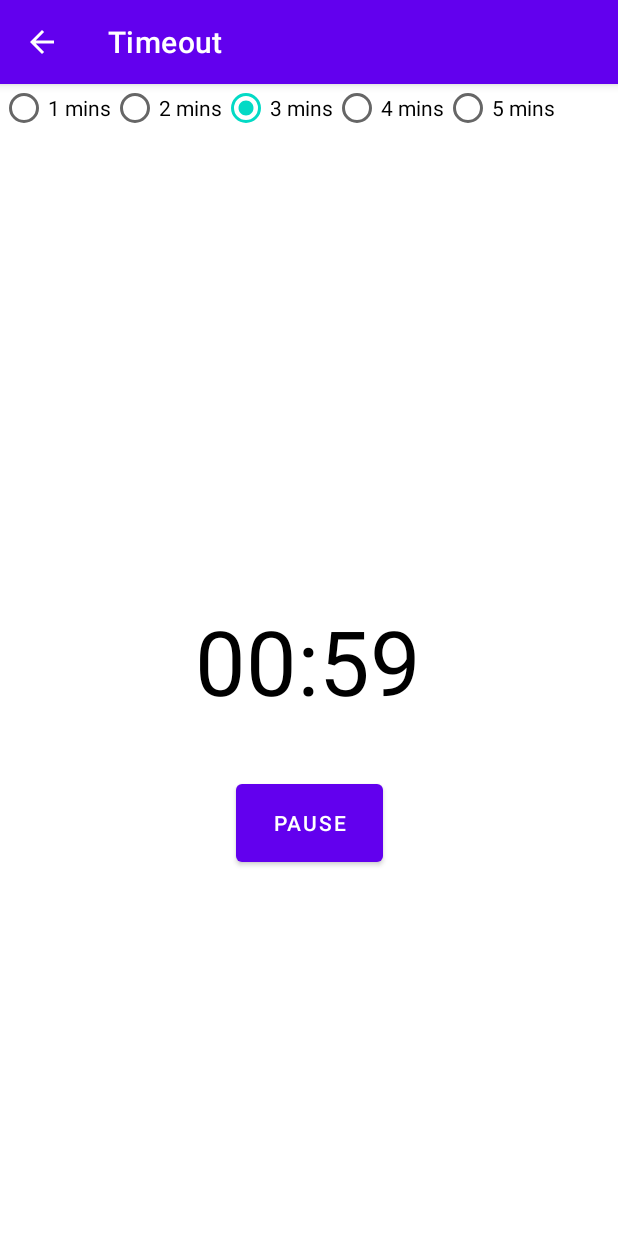
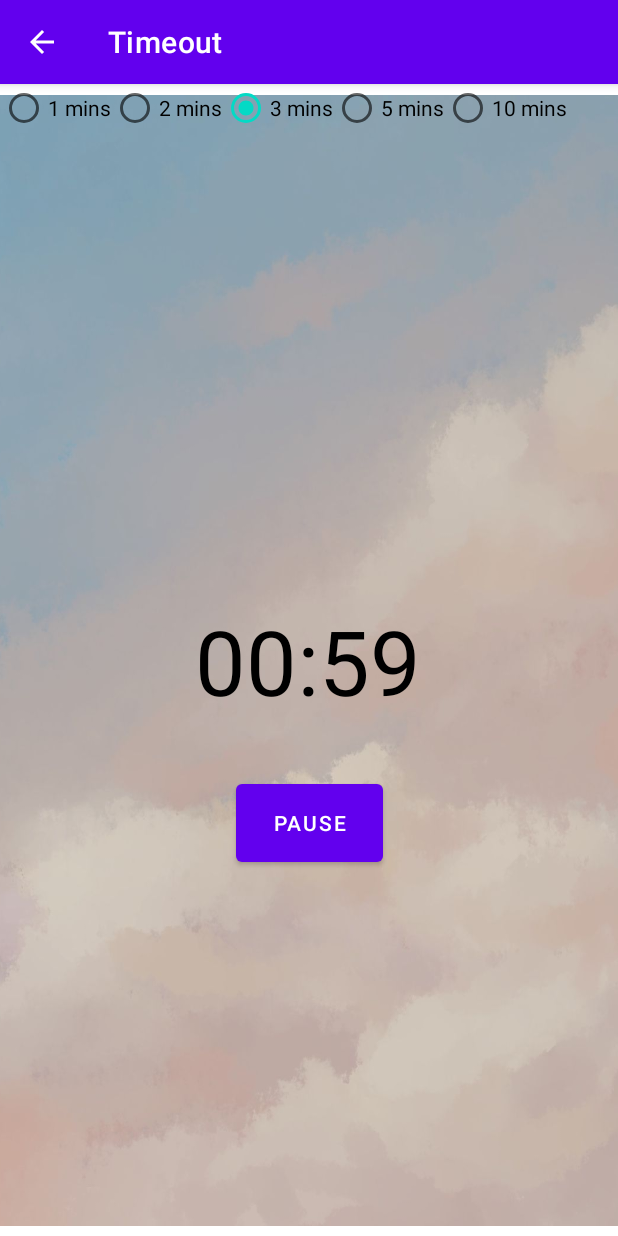
Before and after one commit to Stephen1eung/AndroidOS-Parenting-App, an Android app: the TimeoutActivity screen opened directly, with no data from a screen before it, after a tap on "START", on a phone screen of 412 x 824 dp. Run offline under Robolectric (Android 15) with nearby library versions, the phone set to English and light mode, and no system bars.

Commit message:
background added/changed minute values/cleaned up

```diff
--- a/app/src/main/java/ca/cmpt276/project/UI/NotificationReceiver.java
+++ b/app/src/main/java/ca/cmpt276/project/UI/NotificationReceiver.java
@@ -1,7 +1,5 @@
 package ca.cmpt276.project.UI;
 
-import android.app.NotificationManager;
-import android.app.PendingIntent;
 import android.content.BroadcastReceiver;
 import android.content.Context;
 import android.content.Intent;
--- a/app/src/main/java/ca/cmpt276/project/UI/TimeoutActivity.java
+++ b/app/src/main/java/ca/cmpt276/project/UI/TimeoutActivity.java
@@ -7,9 +7,7 @@ import android.app.PendingIntent;
 import android.content.Context;
 import android.content.Intent;
 import android.content.SharedPreferences;
-import android.content.res.ColorStateList;
 import android.graphics.Color;
-import android.media.MediaActionSound;
 import android.media.RingtoneManager;
 import android.net.Uri;
 import android.os.Bundle;
@@ -80,9 +78,7 @@ public class TimeoutActivity extends AppCompatActivity {
             if (timerRunning) pauseTimer();
             else startTimer();
         });
-
         resetBtn.setOnClickListener(view -> resetTimer());
-
         setBtn.setOnClickListener(view -> {
             if (!userInput.getText().toString().isEmpty()) {
                 if (Long.parseLong(userInput.getText().toString()) == 0) {
@@ -105,7 +101,6 @@ public class TimeoutActivity extends AppCompatActivity {
                 TIME_LEFT = millisUntilFinished;
                 updateCounter();
             }
-
             @Override
             public void onFinish() {
                 timerRunning = false;
@@ -138,7 +133,6 @@ public class TimeoutActivity extends AppCompatActivity {
         if (hours > 0) timeLeftFormatted = String.format(Locale.getDefault(),
                 "%d:%02d:%02d", hours, minutes, seconds);
         else timeLeftFormatted = String.format(Locale.getDefault(), "%02d:%02d", minutes, seconds);
-
         countDown.setText(timeLeftFormatted);
     }
 
@@ -147,11 +141,11 @@ public class TimeoutActivity extends AppCompatActivity {
             userInput.setVisibility(View.INVISIBLE);
             setBtn.setVisibility(View.INVISIBLE);
             resetBtn.setVisibility(View.INVISIBLE);
-            startAndPauseBtn.setText("Pause");
+            startAndPauseBtn.setText(R.string.Pause);
         } else {
             userInput.setVisibility(View.VISIBLE);
             setBtn.setVisibility(View.VISIBLE);
-            startAndPauseBtn.setText("Start");
+            startAndPauseBtn.setText(R.string.Start);
 
             if (TIME_LEFT < 1000) {
                 startAndPauseBtn.setVisibility(View.INVISIBLE);
@@ -180,20 +174,16 @@ public class TimeoutActivity extends AppCompatActivity {
     }
 
     private void populateTimeOptions() {
-
         int[] boardRow = getResources().getIntArray(R.array.timeOptions);
 
         for (int row : boardRow) {
             RadioButton btn = new RadioButton(this);
             btn.setText(getString(R.string.timeOptionString, row));
-            btn.setOnClickListener(new View.OnClickListener() {
-                @Override
-                public void onClick(View view) {
-                    long time = row * 60000;
-                    setTimer(time);
-                    saveDefaultOption(row);
-                    defaultOption = row;
-                }
+            btn.setOnClickListener(view -> {
+                long time = row * 60000L;
+                setTimer(time);
+                saveDefaultOption(row);
+                defaultOption = row;
             });
             group.addView(btn);
             if (row == getDefaultOption()) btn.setChecked(true);
@@ -218,7 +208,6 @@ public class TimeoutActivity extends AppCompatActivity {
     @Override
     protected void onStart() {
         super.onStart();
-
         SharedPreferences prefs = getSharedPreferences("timerOutPref", MODE_PRIVATE);
         START_TIME = prefs.getLong("START_TIME", 60000);
         TIME_LEFT = prefs.getLong("TIME_LEFT", START_TIME);
@@ -230,7 +219,6 @@ public class TimeoutActivity extends AppCompatActivity {
         if (timerRunning) {
             END_TIME = prefs.getLong("END_TIME", 0);
             TIME_LEFT = END_TIME - System.currentTimeMillis();
-
             if (TIME_LEFT < 0) {
                 TIME_LEFT = 0;
                 timerRunning = false;
@@ -239,6 +227,7 @@ public class TimeoutActivity extends AppCompatActivity {
             } else startTimer();
         }
     }
+
     private void createFinishNotification(){
         NotificationChannel channel = new NotificationChannel(CHANNEL,"Timer Finished", NotificationManager.IMPORTANCE_HIGH);
         channel.setDescription("Timer Notification");
@@ -254,13 +243,11 @@ public class TimeoutActivity extends AppCompatActivity {
 
         Intent timerIntent = new Intent(this,TimeoutActivity.class);
         PendingIntent contentIntent = PendingIntent.getActivity(this,0,timerIntent,0);
-
         Intent broadcastIntent = new Intent(this, NotificationReceiver.class);
         broadcastIntent.putExtra("Stop Timer", message);
         PendingIntent actionIntent = PendingIntent.getBroadcast(this,0,broadcastIntent,PendingIntent.FLAG_UPDATE_CURRENT);
-        //verify vibration is working
+        Uri alarmSound = RingtoneManager.getDefaultUri(RingtoneManager.TYPE_NOTIFICATION);
 
-        Uri alarmSound = RingtoneManager.getDefaultUri(RingtoneManager.TYPE_NOTIFICATION);
         Log.d("Timer", "sound on");
         Notification notification = new NotificationCompat.Builder(this,CHANNEL)
                 .setSmallIcon(R.drawable.ic_done)
@@ -275,10 +262,6 @@ public class TimeoutActivity extends AppCompatActivity {
                 .setSound(alarmSound)
                 .addAction(R.mipmap.ic_launcher, "Stop Timer", actionIntent)
                 .build();
-
         notificationManager.notify(1,notification);
-        if(!timerRunning){
-
-        }
     }
 }
--- a/app/src/main/res/layout/activity_timeout.xml
+++ b/app/src/main/res/layout/activity_timeout.xml
@@ -5,6 +5,16 @@
     android:layout_width="match_parent"
     android:layout_height="match_parent"
     tools:context=".UI.TimeoutActivity">
+
+    <ImageView
+        android:layout_width="452sp"
+        android:layout_height="754sp"
+        app:layout_constraintBottom_toBottomOf="parent"
+        app:layout_constraintEnd_toEndOf="parent"
+        app:layout_constraintStart_toStartOf="parent"
+        app:layout_constraintTop_toTopOf="parent"
+        app:srcCompat="@drawable/timer_background"
+        tools:ignore="ContentDescription" />
 
     <RadioGroup
         android:id="@+id/timeGroup"
--- a/app/src/main/res/values/strings.xml
+++ b/app/src/main/res/values/strings.xml
@@ -17,8 +17,10 @@
         <item>1</item>
         <item>2</item>
         <item>3</item>
-        <item>4</item>
         <item>5</item>
+        <item>10</item>
     </integer-array>
     <string name="timeOptionString">%1$d mins</string>
+    <string name="Pause">Pause</string>
+    <string name="Start">Start</string>
 </resources>
```
Also changed, not shown: app/src/main/res/drawable/timer_background.jpg (added).
